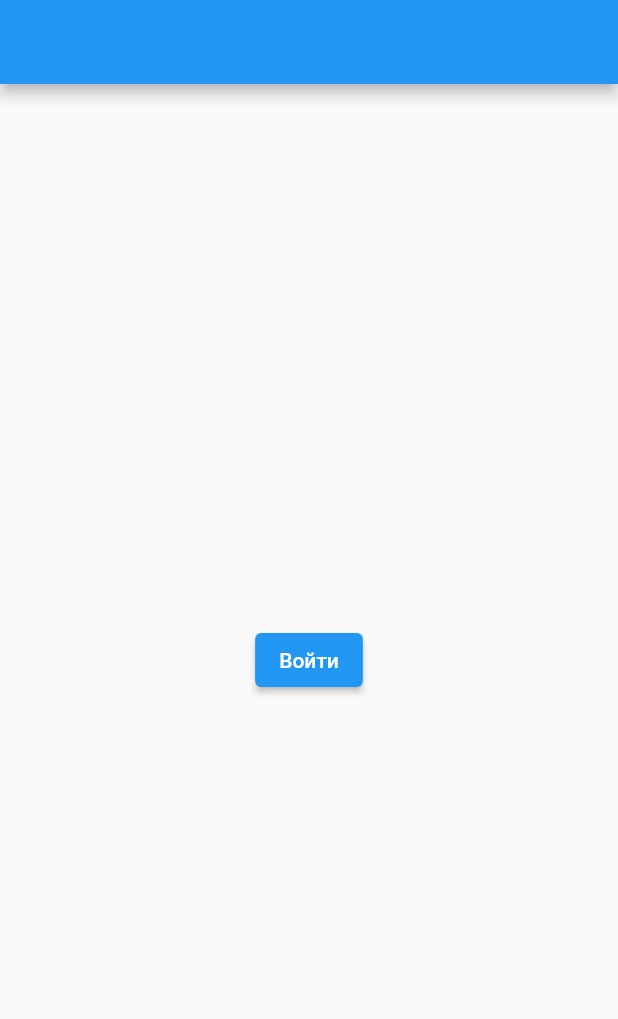
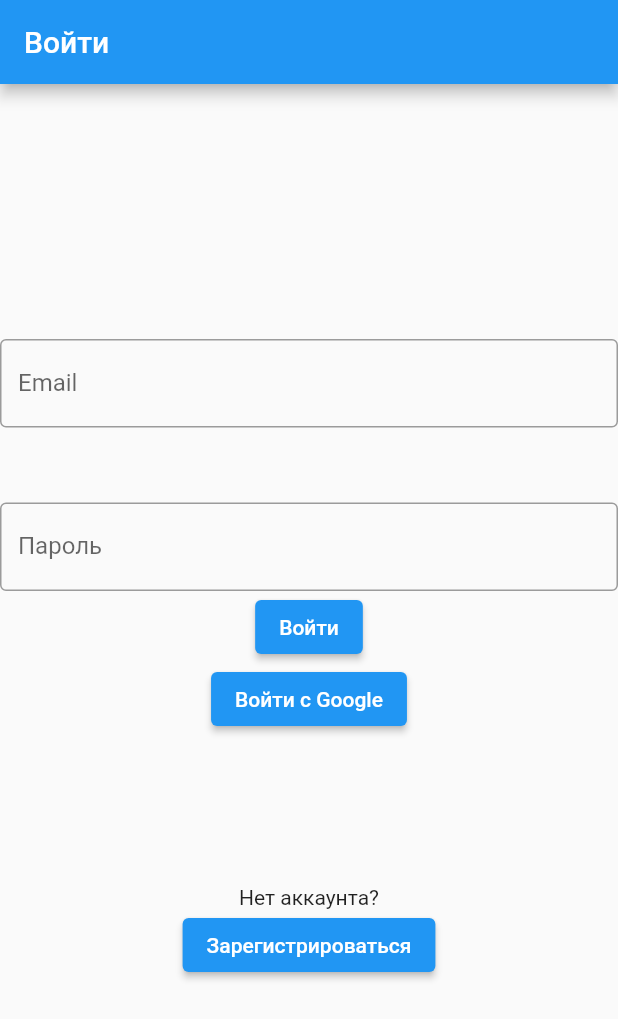
Before and after one commit to bavaev/Firebase, a Flutter app: the screen it shows after launch, after a tap on "Войти", on a phone screen of 412 x 824 dp. Shown: the top 1019 px of the screen. Run offline on Flutter 3.47's test engine with Material 2 defaults, Android fonts, the phone set to English and light mode, and no system bars; our stand-ins replace cloud_firestore, equatable, firebase_auth, firebase_core, firebase_storage, flutter_bloc and 1 more; missing offline and left inert: cloud_firestore_web, firebase_core_web, firebase_storage_web; accounts and stored records are empty; network calls fail.

Commit message:
second commit

```diff
--- a/lib/business/bloc/bloc.dart
+++ b/lib/business/bloc/bloc.dart
@@ -10,7 +10,9 @@ class ItemBloc extends Bloc<ItemEvent, ItemState> {
 
   @override
   ItemBloc(this.repository) : super(ItemLoadingState()) {
+    on<RegistrationEvent>(_registration);
     on<AuthenticateEvent>(_auth);
+    on<AuthenticateGoogleEvent>(_authGoogle);
     on<GetDataEvent>((event, emit) async {
       await emit.forEach(
         repository.purchases(),
@@ -25,8 +27,16 @@ class ItemBloc extends Bloc<ItemEvent, ItemState> {
     on<ChangeStateEvent>(_changeState);
   }
 
+  void _registration(event, emit) {
+    repository.registration(event.email, event.password);
+  }
+
   void _auth(event, emit) async {
-    repository.auth(event.login);
+    repository.auth(event.login, event.email, event.password);
+  }
+
+  void _authGoogle(event, emit) async {
+    repository.googleAuth(event.login);
   }
 
   void _sortUp(event, emit) {
--- a/lib/business/bloc/event.dart
+++ b/lib/business/bloc/event.dart
@@ -4,8 +4,29 @@ abstract class ItemEvent extends Equatable {
   const ItemEvent();
 }
 
+class RegistrationEvent extends ItemEvent {
+  const RegistrationEvent(this.email, this.password);
+
+  final String email;
+  final String password;
+
+  @override
+  List<Object> get props => [email, password];
+}
+
 class AuthenticateEvent extends ItemEvent {
-  const AuthenticateEvent(this.login);
+  const AuthenticateEvent(this.login, this.email, this.password);
+
+  final bool login;
+  final String email;
+  final String password;
+
+  @override
+  List<Object> get props => [login, email, password];
+}
+
+class AuthenticateGoogleEvent extends ItemEvent {
+  const AuthenticateGoogleEvent(this.login);
 
   final bool login;
 
--- a/lib/business/bloc/state.dart
+++ b/lib/business/bloc/state.dart
@@ -1,7 +1,6 @@
 import 'package:equatable/equatable.dart';
 
 import 'package:firebase/business/models/item.dart';
-import 'package:firebase_auth/firebase_auth.dart';
 
 abstract class ItemState extends Equatable {
   const ItemState();
--- a/lib/business/models/models.dart
+++ /dev/null
@@ -1,2 +0,0 @@
-import 'item.dart';
-import 'list_purchases.dart';
--- a/lib/data/repository.dart
+++ b/lib/data/repository.dart
@@ -1,18 +1,19 @@
 import 'dart:async';
-import 'package:flutter/material.dart';
 import 'package:firebase_auth/firebase_auth.dart';
 import 'package:cloud_firestore/cloud_firestore.dart';
-import 'package:firebase_storage/firebase_storage.dart';
+import 'package:flutter/foundation.dart';
+import 'package:google_sign_in/google_sign_in.dart';
 
 import 'package:firebase/business/models/item.dart';
-import 'package:google_sign_in/google_sign_in.dart';
 
 abstract class ItemRepository {
   Stream<List<Item>> purchases();
 
   void dispose();
   void data(bool sort);
-  void auth(bool login);
+  void registration(String email, String password);
+  void auth(bool login, String email, String password);
+  void googleAuth(bool login);
   void add(String value);
   void update(String id, bool value);
 }
@@ -27,9 +28,53 @@ class ItemRepositoryFirestore extends ItemRepository {
   }
 
   @override
-  Future<UserCredential?> auth(bool login) async {
+  void registration(String email, String password) async {
+    try {
+      await FirebaseAuth.instance.createUserWithEmailAndPassword(
+        email: email,
+        password: password,
+      );
+    } on FirebaseAuthException catch (e) {
+      if (e.code == 'weak-password') {
+        print('The password provided is too weak.');
+      } else if (e.code == 'email-already-in-use') {
+        print('The account already exists for that email.');
+      }
+    } catch (e) {
+      print(e);
+    }
+  }
+
+  @override
+  Future<UserCredential?> auth(bool login, String email, String password) async {
     if (login) {
       await FirebaseAuth.instance.signOut();
+    } else {
+      try {
+        await FirebaseAuth.instance.signInWithEmailAndPassword(email: email, password: password);
+      } on FirebaseAuthException catch (e) {
+        if (e.code == 'user-not-found') {
+          print('No user found for that email.');
+        } else if (e.code == 'wrong-password') {
+          print('Wrong password provided for that user.');
+        }
+      }
+    }
+    return null;
+  }
+
+  @override
+  Future<UserCredential?> googleAuth(bool login) async {
+    if (login) {
+      await FirebaseAuth.instance.signOut();
+    } else {
+      if (kIsWeb) {
+        GoogleAuthProvider googleProvider = GoogleAuthProvider();
+
+        googleProvider.addScope('https://www.googleapis.com/auth/contacts.readonly');
+        googleProvider.setCustomParameters({'login_hint': 'user@example.com'});
+
+        return await FirebaseAuth.instance.signInWithPopup(googleProvider);
       } else {
         final GoogleSignInAccount? googleUser = await GoogleSignIn().signIn();
         if (googleUser != null) {
@@ -42,6 +87,8 @@ class ItemRepositoryFirestore extends ItemRepository {
           return await FirebaseAuth.instance.signInWithCredential(credential);
         }
       }
+    }
+    return null;
   }
 
   @override
--- a/lib/login.dart
+++ /dev/null
@@ -1,35 +0,0 @@
-import 'package:flutter/material.dart';
-import 'package:flutter_bloc/flutter_bloc.dart';
-import 'package:firebase_auth/firebase_auth.dart';
-
-import 'package:firebase/business/bloc/bloc.dart';
-import 'package:firebase/business/bloc/event.dart';
-import 'package:firebase/ui/list_items.dart';
-
-class Login extends StatelessWidget {
-  const Login({Key? key}) : super(key: key);
-
-  @override
-  Widget build(BuildContext context) {
-    return StreamBuilder(
-      stream: FirebaseAuth.instance.userChanges(),
-      builder: (context, snapshot) {
-        if (!snapshot.hasData) {
-          return Scaffold(
-            appBar: AppBar(),
-            body: Center(
-              child: ElevatedButton(
-                onPressed: (() {
-                  context.read<ItemBloc>().add(const AuthenticateEvent(false));
-                }),
-                child: const Text('Войти'),
-              ),
-            ),
-          );
-        } else {
-          return const ListItems(title: 'Firebase');
-        }
-      },
-    );
-  }
-}
--- a/lib/ui/app.dart
+++ b/lib/ui/app.dart
@@ -1,13 +1,13 @@
 import 'package:firebase/business/bloc/event.dart';
-import 'package:firebase/business/bloc/state.dart';
 import 'package:firebase/ui/list_items.dart';
+import 'package:firebase/ui/user/registration.dart';
 import 'package:flutter/material.dart';
 import 'package:flutter_bloc/flutter_bloc.dart';
 
 import 'package:firebase/business/bloc/bloc.dart';
 import 'package:firebase/data/repository.dart';
 
-import 'package:firebase/login.dart';
+import 'package:firebase/ui/user/login.dart';
 
 class MyApp extends StatelessWidget {
   const MyApp({Key? key}) : super(key: key);
@@ -15,20 +15,21 @@ class MyApp extends StatelessWidget {
   // This widget is the root of your application.
   @override
   Widget build(BuildContext context) {
-    return MaterialApp(
+    return RepositoryProvider<ItemRepository>(
+      create: (context) => ItemRepositoryFirestore()..data(false),
+      child: BlocProvider<ItemBloc>(
+        create: (context) => ItemBloc(RepositoryProvider.of(context))..add(GetDataEvent()),
+        child: MaterialApp(
           title: 'Firebase',
           theme: ThemeData(
             primarySwatch: Colors.blue,
           ),
           routes: {
-        '/login': (context) => const Login(),
+            '/login': (context) => Login(),
+            '/registration': (context) => RegistrationPage(),
             '/list': (context) => const ListItems(title: 'Firebase'),
           },
-      home: RepositoryProvider<ItemRepository>(
-        create: (context) => ItemRepositoryFirestore()..data(false),
-        child: BlocProvider<ItemBloc>(
-          create: (context) => ItemBloc(RepositoryProvider.of(context))..add(GetDataEvent()),
-          child: const Login(),
+          home: Login(),
         ),
       ),
     );
--- a/lib/ui/list_items.dart
+++ b/lib/ui/list_items.dart
@@ -1,6 +1,5 @@
 import 'package:firebase/business/bloc/event.dart';
 import 'package:firebase/business/bloc/state.dart';
-import 'package:firebase/login.dart';
 import 'package:flutter/material.dart';
 
 import 'package:firebase/ui/widgets/item_card.dart';
@@ -58,7 +57,7 @@ class _ListItemsState extends State<ListItems> {
             Text(widget.title),
             IconButton(
               onPressed: (() {
-                context.read<ItemBloc>().add(const AuthenticateEvent(true));
+                context.read<ItemBloc>().add(const AuthenticateEvent(true, '', ''));
               }),
               icon: const Icon(Icons.logout),
             ),
--- /dev/null
+++ b/lib/ui/user/login.dart
@@ -0,0 +1,76 @@
+import 'package:flutter/material.dart';
+import 'package:flutter_bloc/flutter_bloc.dart';
+import 'package:firebase_auth/firebase_auth.dart';
+
+import 'package:firebase/business/bloc/bloc.dart';
+import 'package:firebase/business/bloc/event.dart';
+import 'package:firebase/ui/list_items.dart';
+
+class Login extends StatelessWidget {
+  Login({Key? key}) : super(key: key);
+
+  final _email = TextEditingController();
+  final _password = TextEditingController();
+
+  @override
+  Widget build(BuildContext context) {
+    return StreamBuilder(
+      stream: FirebaseAuth.instance.userChanges(),
+      builder: (context, snapshot) {
+        if (!snapshot.hasData) {
+          return Scaffold(
+            appBar: AppBar(
+              title: const Text('Войти'),
+            ),
+            body: Column(
+              mainAxisAlignment: MainAxisAlignment.center,
+              children: [
+                TextField(
+                  controller: _email,
+                  decoration: const InputDecoration(
+                    border: OutlineInputBorder(),
+                    labelText: 'Email',
+                  ),
+                ),
+                const SizedBox(
+                  height: 50,
+                ),
+                TextField(
+                  controller: _password,
+                  decoration: const InputDecoration(
+                    border: OutlineInputBorder(),
+                    labelText: 'Пароль',
+                  ),
+                ),
+                ElevatedButton(
+                  child: const Text('Войти'),
+                  onPressed: () {
+                    context.read<ItemBloc>().add(AuthenticateEvent(false, _email.text, _password.text));
+                  },
+                ),
+                ElevatedButton(
+                  child: const Text('Войти с Google'),
+                  onPressed: () {
+                    context.read<ItemBloc>().add(const AuthenticateGoogleEvent(false));
+                  },
+                ),
+                const SizedBox(
+                  height: 100,
+                ),
+                const Text('Нет аккаунта?'),
+                ElevatedButton(
+                  child: const Text('Зарегистрироваться'),
+                  onPressed: () {
+                    Navigator.pushNamed(context, '/registration');
+                  },
+                ),
+              ],
+            ),
+          );
+        } else {
+          return const ListItems(title: 'Firebase');
+        }
+      },
+    );
+  }
+}
```
Also changed, not shown: lib/business/models/list_purchases.dart (deleted, +0 -12 lines), lib/main.dart (+12 -9 lines), lib/ui/user/registration.dart (added, +58 -0 lines), 2 other files. Lines whose indentation alone changed are shown as unchanged.
